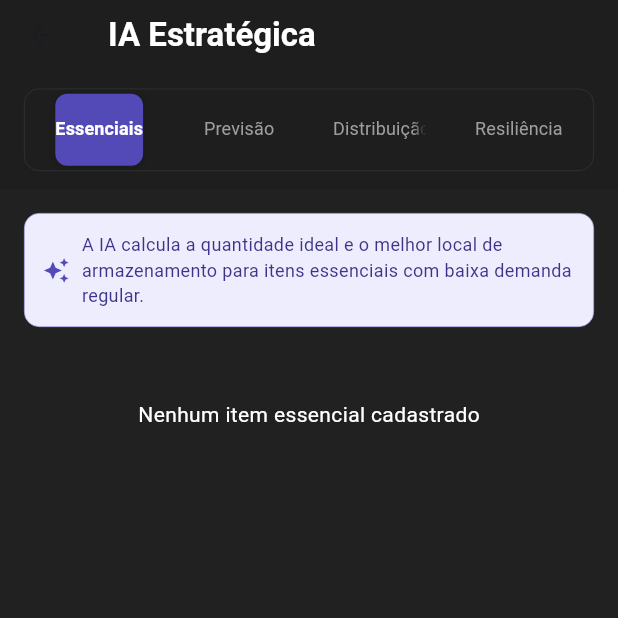
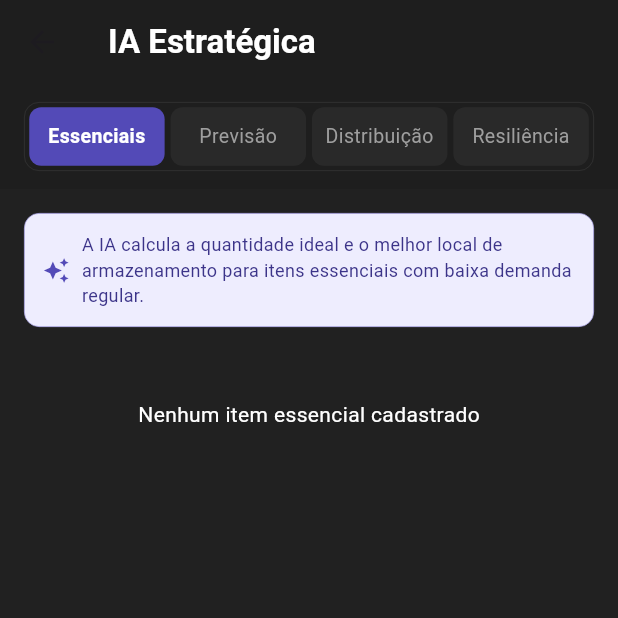
Before and after one commit to luanaestanislau/HospitalManagement_Flutter, a Flutter app: the IaScreen screen opened by its route, on a phone screen of 412 x 824 dp, the top half of it. Run offline on Flutter 3.47's test engine with Material 3 defaults, Android fonts, the light colour scheme and no system bars; our stand-ins replace cloud_functions, firebase_core, flutter_mobx, mobx, shared_preferences, sqflite; accounts and stored records are empty; generated files the repository leaves out were written again; network calls fail.

Commit message:
atualiz ia_screen

```diff
--- a/lib/features/ai/ai_screen.dart
+++ b/lib/features/ai/ai_screen.dart
@@ -11,14 +11,12 @@ class IaScreen extends StatefulWidget {
   State<IaScreen> createState() => _IaScreenState();
 }
 
-class _IaScreenState extends State<IaScreen>
-    with SingleTickerProviderStateMixin {
-  late TabController _tabCtrl;
+class _IaScreenState extends State<IaScreen> {
+  int _abaAtiva = 0;
 
   @override
   void initState() {
     super.initState();
-    _tabCtrl = TabController(length: 4, vsync: this);
     WidgetsBinding.instance.addPostFrameCallback((_) {
       if (mounted) {
         context.read<IaStore>().analisarResiliencia();
@@ -27,91 +25,130 @@ class _IaScreenState extends State<IaScreen>
   }
 
   @override
-  void dispose() {
-    _tabCtrl.dispose();
-    super.dispose();
-  }
-
-  @override
   Widget build(BuildContext context) {
     return Scaffold(
       backgroundColor: Colors.grey.shade900,
       appBar: AppBar(
         backgroundColor: const Color(0xFF1E1E1E),
         elevation: 0,
-        title: Row(
-          children: [
-            const Text('IA Estratégica',
-              style: TextStyle(color: Colors.white, fontWeight: FontWeight.bold),
-            ),
-            // const SizedBox(width: 4),
-            // const AiBadge(),
-          ],
-        ),
-        bottom: PreferredSize(
-          preferredSize: const Size.fromHeight(70),
-          child: Container(
+        title: const Text(
+          'IA Estratégica',
+          style: TextStyle(color: Colors.white, fontWeight: FontWeight.bold),
+        ),
+      ),
+      body: Column(
+        children: [
+          Container(
             color: const Color(0xFF1E1E1E),
             padding: const EdgeInsets.fromLTRB(16, 12, 16, 12),
             child: Container(
               decoration: BoxDecoration(
                 color: const Color(0xFF1E1E1E),
                 borderRadius: BorderRadius.circular(10),
-                border: Border.all(color: Colors.white.withOpacity(0.1), width: 0.5),
+                border: Border.all(
+                  color: Colors.white.withOpacity(0.1),
+                  width: 0.5,
+                ),
               ),
               padding: const EdgeInsets.all(3),
-              child: TabBar(
-                controller: _tabCtrl,
-                isScrollable: false,
-                labelColor: Colors.white,
-                unselectedLabelColor: Colors.grey.shade500,
-                indicatorSize: TabBarIndicatorSize.label,
-                dividerColor: Colors.transparent,
-                indicator: BoxDecoration(
-                  color: AppTheme.purple600,
-                  borderRadius: BorderRadius.circular(8),
-                  boxShadow: [
-                    BoxShadow(
-                      color: Colors.black.withOpacity(0.2),
-                      blurRadius: 4,
-                      offset: const Offset(0, 1),
-                    ),
-                  ],
-                ),
-                labelStyle: const TextStyle(
-                  fontSize: 12,
-                  fontWeight: FontWeight.w600,
-                ),
-                unselectedLabelStyle: const TextStyle(
-                  fontSize: 12,
-                  fontWeight: FontWeight.normal,
-                ),
-                tabs: const [
-                  Tab(text: 'Essenciais'),
-                  Tab(text: 'Previsão'),
-                  Tab(text: 'Distribuição'),
-                  Tab(text: 'Resiliência'),
+              child: Row(
+                children: [
+                  _IaToggleBtn(
+                    label: 'Essenciais',
+                    ativo: _abaAtiva == 0,
+                    onTap: () => setState(() => _abaAtiva = 0),
+                  ),
+                  const SizedBox(width: 4),
+                  _IaToggleBtn(
+                    label: 'Previsão',
+                    ativo: _abaAtiva == 1,
+                    onTap: () => setState(() => _abaAtiva = 1),
+                  ),
+                  const SizedBox(width: 4),
+                  _IaToggleBtn(
+                    label: 'Distribuição',
+                    ativo: _abaAtiva == 2,
+                    onTap: () => setState(() => _abaAtiva = 2),
+                  ),
+                  const SizedBox(width: 4),
+                  _IaToggleBtn(
+                    label: 'Resiliência',
+                    ativo: _abaAtiva == 3,
+                    onTap: () => setState(() => _abaAtiva = 3),
+                  ),
                 ],
               ),
             ),
           ),
-        ),
-      ),
-        body: TabBarView(
-        controller: _tabCtrl,
-        children: const [
-          _AbaEssenciais(),
-          _AbaPrevisao(),
-          _AbaDistribuicao(),
-          _AbaResiliencia(),
+
+          Expanded(
+            child: AnimatedSwitcher(
+              duration: const Duration(milliseconds: 200),
+              child: _buildConteudoAba(),
+            ),
+          ),
         ],
       ),
     );
   }
-}
-
+
+  Widget _buildConteudoAba() {
+    switch (_abaAtiva) {
+      case 0:
+        return const _AbaEssenciais(key: ValueKey(0));
+      case 1:
+        return const _AbaPrevisao(key: ValueKey(1));
+      case 2:
+        return const _AbaDistribuicao(key: ValueKey(2));
+      case 3:
+        return const _AbaResiliencia(key: ValueKey(3));
+      default:
+        return const SizedBox();
+    }
+  }
+}
+
+class _IaToggleBtn extends StatelessWidget {
+  final String label;
+  final bool ativo;
+  final VoidCallback onTap;
+
+  const _IaToggleBtn({
+    required this.label,
+    required this.ativo,
+    required this.onTap,
+  });
+
+  @override
+  Widget build(BuildContext context) {
+    return Expanded(
+      child: GestureDetector(
+        onTap: onTap,
+        child: AnimatedContainer(
+          duration: const Duration(milliseconds: 150),
+          padding: const EdgeInsets.symmetric(vertical: 10),
+          decoration: BoxDecoration(
+            color: ativo ? AppTheme.purple600 : Colors.white.withOpacity(0.05),
+            borderRadius: BorderRadius.circular(8),
+          ),
+          child: Text(
+            label,
+            textAlign: TextAlign.center,
+            style: TextStyle(
+              fontSize: 13,
+              fontWeight: ativo ? FontWeight.bold : FontWeight.normal,
+              color: ativo ? Colors.white : Colors.grey.shade500,
+            ),
+          ),
+        ),
+      ),
+    );
+  }
+}
+
+//
 class _AbaEssenciais extends StatelessWidget {
-  const _AbaEssenciais();
+  const _AbaEssenciais({super.key});
 
   @override
   Widget build(BuildContext context) {
@@ -147,7 +184,8 @@ class _AbaEssenciais extends StatelessWidget {
           const Center(
             child: Padding(
               padding: EdgeInsets.all(32),
-              child: Text('Nenhum item essencial cadastrado',
+              child: Text(
+                'Nenhum item essencial cadastrado',
                 style: TextStyle(color: Colors.white),
               ),
             ),
@@ -309,7 +347,7 @@ class _BtnIA extends StatelessWidget {
 }
 
 class _AbaPrevisao extends StatelessWidget {
-  const _AbaPrevisao();
+  const _AbaPrevisao({super.key});
 
   @override
   Widget build(BuildContext context) {
@@ -320,7 +358,11 @@ class _AbaPrevisao extends StatelessWidget {
       children: [
         const Text(
           'Histórico vs. previsão',
-          style: TextStyle(fontSize: 14, fontWeight: FontWeight.w500, color: Colors.white),
+          style: TextStyle(
+            fontSize: 14,
+            fontWeight: FontWeight.w500,
+            color: Colors.white,
+          ),
         ),
         const SizedBox(height: 4),
         Text(
@@ -333,9 +375,7 @@ class _AbaPrevisao extends StatelessWidget {
           color: const Color(0xFF1E1E1E),
           shape: RoundedRectangleBorder(
             borderRadius: BorderRadius.circular(12),
-            side: BorderSide(
-              color: Colors.white.withOpacity(0.1),
-            ),
+            side: BorderSide(color: Colors.white.withOpacity(0.1)),
           ),
           child: Padding(
             padding: const EdgeInsets.symmetric(horizontal: 14, vertical: 4),
@@ -344,8 +384,9 @@ class _AbaPrevisao extends StatelessWidget {
                 value: store.itensPrimordiais.isNotEmpty
                     ? store.itensPrimordiais.first['nome']
                     : null,
-                hint: const Text('Selecionar item',
-                style: TextStyle(color: Colors.white),
+                hint: const Text(
+                  'Selecionar item',
+                  style: TextStyle(color: Colors.white),
                 ),
                 isExpanded: true,
                 items: store.itens
@@ -371,9 +412,7 @@ class _AbaPrevisao extends StatelessWidget {
           color: const Color(0xFF1E1E1E),
           shape: RoundedRectangleBorder(
             borderRadius: BorderRadius.circular(12),
-            side: BorderSide(
-              color: Colors.white.withOpacity(0.1),
-            ),
+            side: BorderSide(color: Colors.white.withOpacity(0.1)),
           ),
           child: Padding(
             padding: const EdgeInsets.all(14),
@@ -422,7 +461,11 @@ class _AbaPrevisao extends StatelessWidget {
 
         const Text(
           'Recomendações de reposição',
-          style: TextStyle(fontSize: 14, fontWeight: FontWeight.w500, color: Colors.white),
+          style: TextStyle(
+            fontSize: 14,
+            fontWeight: FontWeight.w500,
+            color: Colors.white,
+          ),
         ),
         const SizedBox(height: 10),
         ...store.itens.take(3).map((item) => _RecomendacaoCard(item: item)),
@@ -533,9 +576,7 @@ class _RecomendacaoCard extends StatelessWidget {
       color: const Color(0xFF1E1E1E),
       shape: RoundedRectangleBorder(
         borderRadius: BorderRadius.circular(12),
-        side: BorderSide(
-          color: Colors.white.withOpacity(0.1),
-        ),
+        side: BorderSide(color: Colors.white.withOpacity(0.1)),
       ),
       margin: const EdgeInsets.only(bottom: 8),
       child: Padding(
@@ -576,7 +617,7 @@ class _RecomendacaoCard extends StatelessWidget {
 
 //
 class _AbaDistribuicao extends StatelessWidget {
-  const _AbaDistribuicao();
+  const _AbaDistribuicao({super.key});
 
   static const _hospitais = [
     {
@@ -623,7 +664,6 @@ class _AbaDistribuicao extends StatelessWidget {
     return ListView(
       padding: const EdgeInsets.all(16),
       children: [
-
         Container(
           height: 160,
           decoration: BoxDecoration(
@@ -689,16 +729,18 @@ class _AbaDistribuicao extends StatelessWidget {
 
         const Text(
           'Rede hospitalar',
-          style: TextStyle(fontSize: 14, fontWeight: FontWeight.w500, color: Colors.white),
+          style: TextStyle(
+            fontSize: 14,
+            fontWeight: FontWeight.w500,
+            color: Colors.white,
+          ),
         ),
         const SizedBox(height: 10),
         Card(
           color: const Color(0xFF1E1E1E),
           shape: RoundedRectangleBorder(
             borderRadius: BorderRadius.circular(12),
-            side: BorderSide(
-              color: Colors.white.withOpacity(0.1),
-            ),
+            side: BorderSide(color: Colors.white.withOpacity(0.1)),
           ),
           child: Column(
             children: _hospitais.asMap().entries.map((e) {
@@ -746,8 +788,10 @@ class _AbaDistribuicao extends StatelessWidget {
                     Expanded(
                       child: Text(
                         h['nome'] as String,
-                        style: const TextStyle(fontSize: 13, color: Colors.white),
-
+                        style: const TextStyle(
+                          fontSize: 13,
+                          color: Colors.white,
+                        ),
                       ),
                     ),
                     AppBadge(label: badgeLabel, type: badgeType),
@@ -763,7 +807,11 @@ class _AbaDistribuicao extends StatelessWidget {
           children: [
             const Text(
               'Sugestões de redistribuição',
-              style: TextStyle(fontSize: 14, fontWeight: FontWeight.w500, color: Colors.white),
+              style: TextStyle(
+                fontSize: 14,
+                fontWeight: FontWeight.w500,
+                color: Colors.white,
+              ),
             ),
             const SizedBox(width: 8),
             const AiBadge(),
@@ -869,7 +917,7 @@ class _SugestaoCard extends StatelessWidget {
 
 //
 class _AbaResiliencia extends StatefulWidget {
-  const _AbaResiliencia();
+  const _AbaResiliencia({super.key});
 
   @override
   State<_AbaResiliencia> createState() => _AbaResilienciaState();
@@ -945,9 +993,7 @@ class _CenariosPreventivos extends StatelessWidget {
           color: const Color(0xFF1E1E1E),
           shape: RoundedRectangleBorder(
             borderRadius: BorderRadius.circular(12),
-            side: BorderSide(
-              color: Colors.white.withOpacity(0.1),
-            ),
+            side: BorderSide(color: Colors.white.withOpacity(0.1)),
           ),
           child: Padding(
             padding: const EdgeInsets.all(14),
@@ -965,7 +1011,7 @@ class _CenariosPreventivos extends StatelessWidget {
                             style: TextStyle(
                               fontSize: 14,
                               fontWeight: FontWeight.w500,
-                              color: Colors.white
+                              color: Colors.white,
                             ),
                           ),
                           Text(
@@ -1046,7 +1092,7 @@ class _CenariosPreventivos extends StatelessWidget {
           ),
         ],
         const SizedBox(height: 16),
-         OutlinedButton.icon(
+        OutlinedButton.icon(
           onPressed: onSimularEvento,
           icon: const Icon(Icons.play_circle_outline, size: 18),
           label: const Text('Simular evento em andamento'),
```
